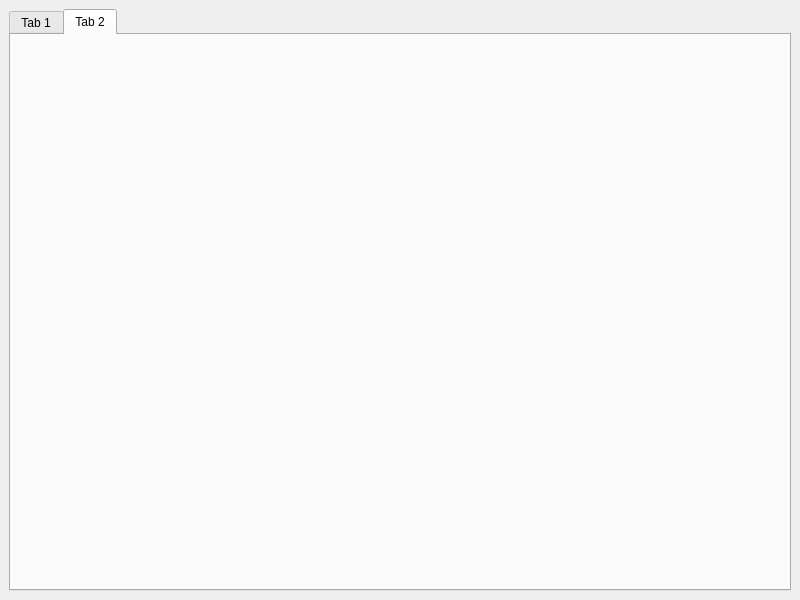
Old version of the form player/realmainwindow.ui in the repository dyhgo/Horus.
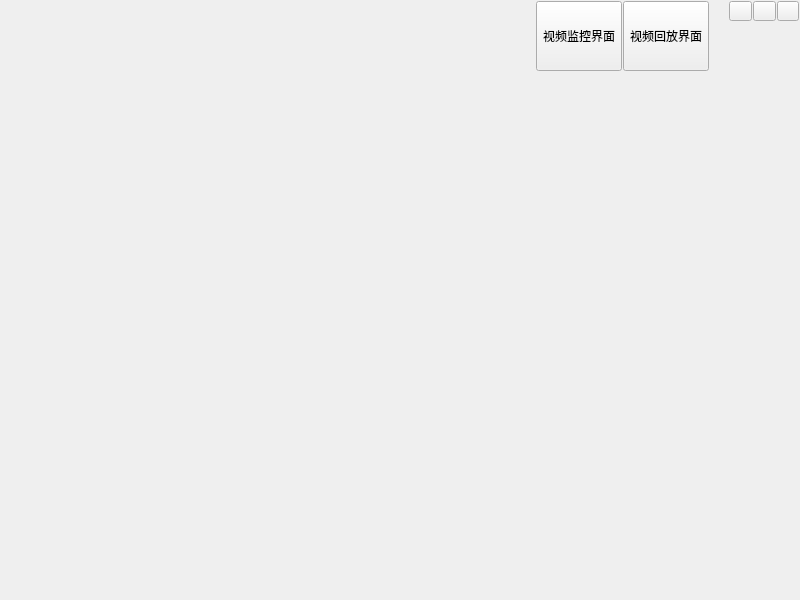
New version of the form.

Commit message: 初步更新主界面布局

The edit to the form file:
```diff
--- a/player/realmainwindow.ui
+++ b/player/realmainwindow.ui
@@ -14,22 +14,231 @@
    <string>MainWindow</string>
   </property>
   <widget class="QWidget" name="centralwidget">
-   <layout class="QGridLayout" name="gridLayout">
+   <layout class="QGridLayout" name="gridLayout_2">
+    <property name="leftMargin">
+     <number>1</number>
+    </property>
+    <property name="topMargin">
+     <number>1</number>
+    </property>
+    <property name="rightMargin">
+     <number>1</number>
+    </property>
+    <property name="bottomMargin">
+     <number>1</number>
+    </property>
     <item row="0" column="0">
-     <widget class="QTabWidget" name="tabWidget">
+     <widget class="QWidget" name="widgetTitle" native="true">
+      <property name="sizePolicy">
+       <sizepolicy hsizetype="Expanding" vsizetype="Expanding">
+        <horstretch>0</horstretch>
+        <verstretch>0</verstretch>
+       </sizepolicy>
+      </property>
+      <property name="minimumSize">
+       <size>
+        <width>0</width>
+        <height>70</height>
+       </size>
+      </property>
+      <property name="maximumSize">
+       <size>
+        <width>16777215</width>
+        <height>70</height>
+       </size>
+      </property>
+      <layout class="QHBoxLayout" name="horizontalLayout_2">
+       <property name="spacing">
+        <number>20</number>
+       </property>
+       <property name="leftMargin">
+        <number>10</number>
+       </property>
+       <property name="topMargin">
+        <number>0</number>
+       </property>
+       <property name="rightMargin">
+        <number>0</number>
+       </property>
+       <property name="bottomMargin">
+        <number>0</number>
+       </property>
+       <item>
+        <widget class="QLabel" name="labIcon">
+         <property name="text">
+          <string/>
+         </property>
+        </widget>
+       </item>
+       <item>
+        <widget class="QLabel" name="labTitle">
+         <property name="text">
+          <string/>
+         </property>
+        </widget>
+       </item>
+       <item>
+        <spacer name="horizontalSpacer">
+         <property name="orientation">
+          <enum>Qt::Horizontal</enum>
+         </property>
+         <property name="sizeType">
+          <enum>QSizePolicy::Expanding</enum>
+         </property>
+         <property name="sizeHint" stdset="0">
+          <size>
+           <width>424</width>
+           <height>38</height>
+          </size>
+         </property>
+        </spacer>
+       </item>
+       <item>
+        <widget class="QWidget" name="widget" native="true">
+         <property name="sizePolicy">
+          <sizepolicy hsizetype="Preferred" vsizetype="Preferred">
+           <horstretch>0</horstretch>
+           <verstretch>0</verstretch>
+          </sizepolicy>
+         </property>
+         <property name="minimumSize">
+          <size>
+           <width>0</width>
+           <height>0</height>
+          </size>
+         </property>
+         <layout class="QHBoxLayout" name="horizontalLayout">
+          <property name="spacing">
+           <number>1</number>
+          </property>
+          <property name="leftMargin">
+           <number>0</number>
+          </property>
+          <property name="topMargin">
+           <number>0</number>
+          </property>
+          <property name="rightMargin">
+           <number>0</number>
+          </property>
+          <property name="bottomMargin">
+           <number>0</number>
+          </property>
+          <item>
+           <widget class="QToolButton" name="btnMonitor">
+            <property name="sizePolicy">
+             <sizepolicy hsizetype="Fixed" vsizetype="Expanding">
+              <horstretch>0</horstretch>
+              <verstretch>0</verstretch>
+             </sizepolicy>
+            </property>
+            <property name="text">
+             <string>视频监控界面</string>
+            </property>
+           </widget>
+          </item>
+          <item>
+           <widget class="QToolButton" name="btnPlayback">
+            <property name="sizePolicy">
+             <sizepolicy hsizetype="Fixed" vsizetype="Expanding">
+              <horstretch>0</horstretch>
+              <verstretch>0</verstretch>
+             </sizepolicy>
+            </property>
+            <property name="text">
+             <string>视频回放界面</string>
+            </property>
+           </widget>
+          </item>
+         </layout>
+        </widget>
+       </item>
+       <item>
+        <widget class="QWidget" name="widget_2" native="true">
+         <property name="maximumSize">
+          <size>
+           <width>70</width>
+           <height>16777215</height>
+          </size>
+         </property>
+         <layout class="QGridLayout" name="gridLayout">
+          <property name="leftMargin">
+           <number>0</number>
+          </property>
+          <property name="topMargin">
+           <number>0</number>
+          </property>
+          <property name="rightMargin">
+           <number>0</number>
+          </property>
+          <property name="bottomMargin">
+           <number>0</number>
+          </property>
+          <property name="spacing">
+           <number>1</number>
+          </property>
+          <item row="0" column="0">
+           <widget class="QPushButton" name="btnMinimize">
+            <property name="maximumSize">
+             <size>
+              <width>16777215</width>
+              <height>20</height>
+             </size>
+            </property>
+            <property name="text">
+             <string/>
+            </property>
+           </widget>
+          </item>
+          <item row="0" column="1">
+           <widget class="QPushButton" name="btnMaximize">
+            <property name="maximumSize">
+             <size>
+              <width>16777215</width>
+              <height>20</height>
+             </size>
+            </property>
+            <property name="text">
+             <string/>
+            </property>
+           </widget>
+          </item>
+          <item row="0" column="2">
+           <widget class="QPushButton" name="pushButton_3">
+            <property name="maximumSize">
+             <size>
+              <width>16777215</width>
+              <height>20</height>
+             </size>
+            </property>
+            <property name="text">
+             <string/>
+            </property>
+           </widget>
+          </item>
+          <item row="1" column="1">
+           <spacer name="verticalSpacer">
+            <property name="orientation">
+             <enum>Qt::Vertical</enum>
+            </property>
+            <property name="sizeHint" stdset="0">
+             <size>
+              <width>20</width>
+              <height>46</height>
+             </size>
+            </property>
+           </spacer>
+          </item>
+         </layout>
+        </widget>
+       </item>
+      </layout>
+     </widget>
+    </item>
+    <item row="1" column="0">
+     <widget class="QStackedWidget" name="stackedWidget">
       <property name="currentIndex">
        <number>1</number>
       </property>
-      <widget class="QWidget" name="tab">
-       <attribute name="title">
-        <string>Tab 1</string>
-       </attribute>
-      </widget>
-      <widget class="QWidget" name="tab_2">
-       <attribute name="title">
-        <string>Tab 2</string>
-       </attribute>
-      </widget>
      </widget>
     </item>
    </layout>
```
Left out of the diff: 2 changed lines with no effect on the pictures. The commit also changes 6 other files.
